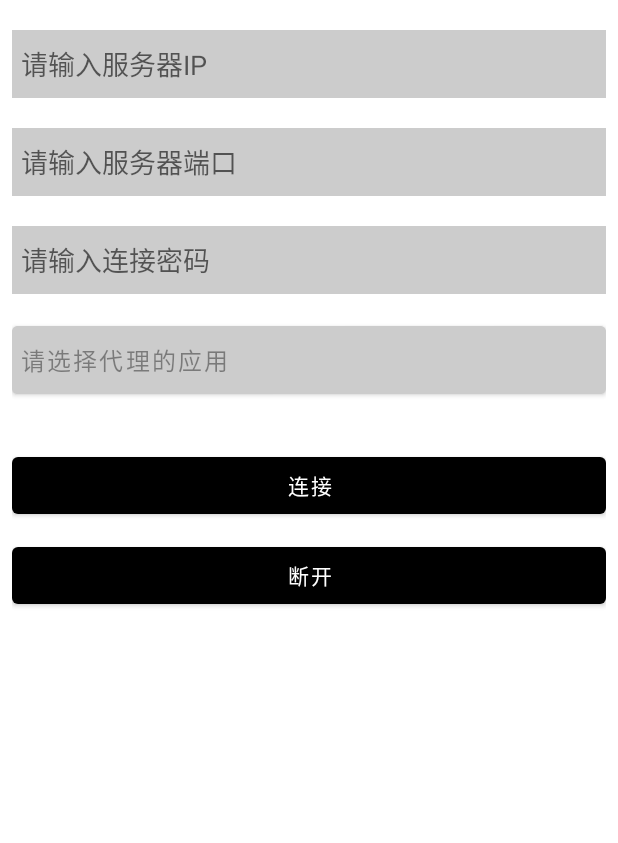
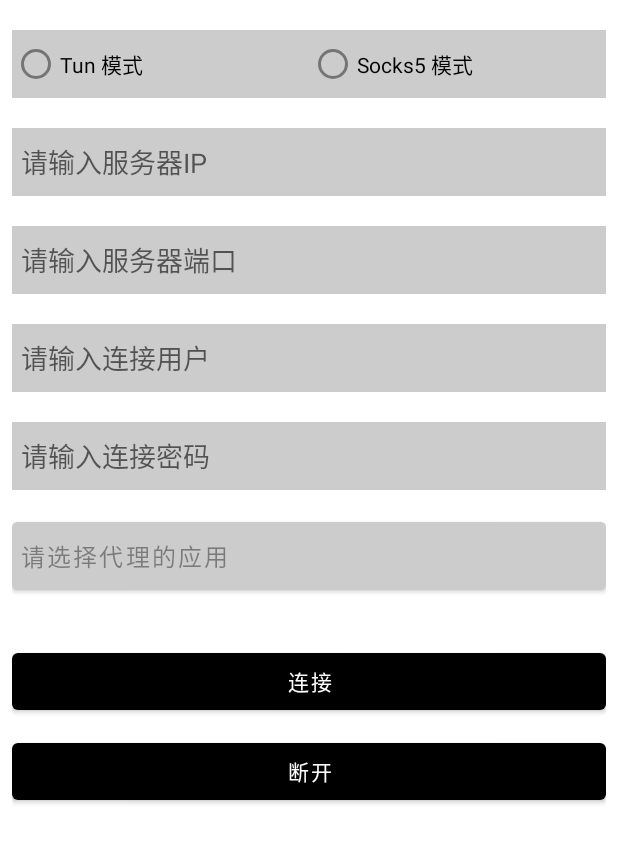
Before and after one commit to penndev/tunvpn, an Android app: the layout activity_main.xml on its own in the app's theme, with its tools: preview values and no code run, on a phone screen of 412 x 824 dp. Shown: the top 843 px of the screen. Run offline under Robolectric (Android 15) with nearby library versions, the phone set to English and light mode, and no system bars.

Commit message:
finish the socks5

```diff
--- a/app/src/main/AndroidManifest.xml
+++ b/app/src/main/AndroidManifest.xml
@@ -44,7 +44,7 @@
         </activity>
 
         <service
-                android:name=".TunService"
+                android:name=".service.Socks5Service"
                 android:enabled="true"
                 android:exported="true"
                 android:permission="android.permission.BIND_VPN_SERVICE">
--- a/app/src/main/res/layout/activity_main.xml
+++ b/app/src/main/res/layout/activity_main.xml
@@ -7,6 +7,27 @@
         android:orientation="vertical"
         android:paddingHorizontal="8dp"
         tools:context=".MainActivity">
+
+    <RadioGroup
+            android:id="@+id/input_type"
+            android:layout_marginTop="20dp"
+            android:layout_height="45dp"
+            android:layout_width="match_parent"
+            android:background="@color/gray"
+            android:orientation="horizontal">
+        <RadioButton
+                android:id="@+id/input_type_tun"
+                android:layout_width="0dp"
+                android:layout_weight="1"
+                android:layout_height="wrap_content"
+                android:text="Tun 模式" />
+        <RadioButton
+                android:id="@+id/input_type_socks5"
+                android:layout_width="0dp"
+                android:layout_weight="1"
+                android:layout_height="wrap_content"
+                android:text="Socks5 模式" />
+    </RadioGroup>
 
     <EditText
             android:id="@+id/input_ip"
@@ -29,10 +50,22 @@
             android:paddingStart="6dp"
             tools:ignore="MissingConstraints"></EditText>
 
+
+    <EditText
+            android:id="@+id/input_username"
+            android:inputType="text"
+            android:layout_marginTop="20dp"
+            android:layout_width="match_parent"
+            android:layout_height="45dp"
+            android:background="@color/gray"
+            android:hint="@string/activity_main_name_hits"
+            android:paddingStart="6dp"
+    ></EditText>
+
     <EditText
             android:id="@+id/input_password"
+            android:layout_marginTop="20dp"
             android:inputType="numberPassword"
-            android:layout_marginTop="20dp"
             android:layout_width="match_parent"
             android:layout_height="45dp"
             android:background="@color/gray"
--- a/app/src/main/res/values/strings.xml
+++ b/app/src/main/res/values/strings.xml
@@ -7,6 +7,7 @@
     <!-- main activity -->
     <string name="activity_main_ip_hits">请输入服务器IP</string>
     <string name="activity_main_port_hits">请输入服务器端口</string>
+    <string name="activity_main_name_hits">请输入连接用户</string>
     <string name="activity_main_passwd_hits">请输入连接密码</string>
     <string name="activity_main_select_app">请选择代理的应用</string>
 
```
Also changed, not shown: app/src/main/java/com/github/penndev/MainActivity.kt (+84 -36 lines), app/src/main/java/com/github/penndev/service/BaseService.kt (added, +124 -0 lines), app/src/main/java/com/github/penndev/service/Socks5Service.kt (added, +51 -0 lines), app/src/main/java/com/github/penndev/service/TunService.kt (renamed from app/src/main/java/com/github/penndev/TunService.kt, +42 -49 lines).
